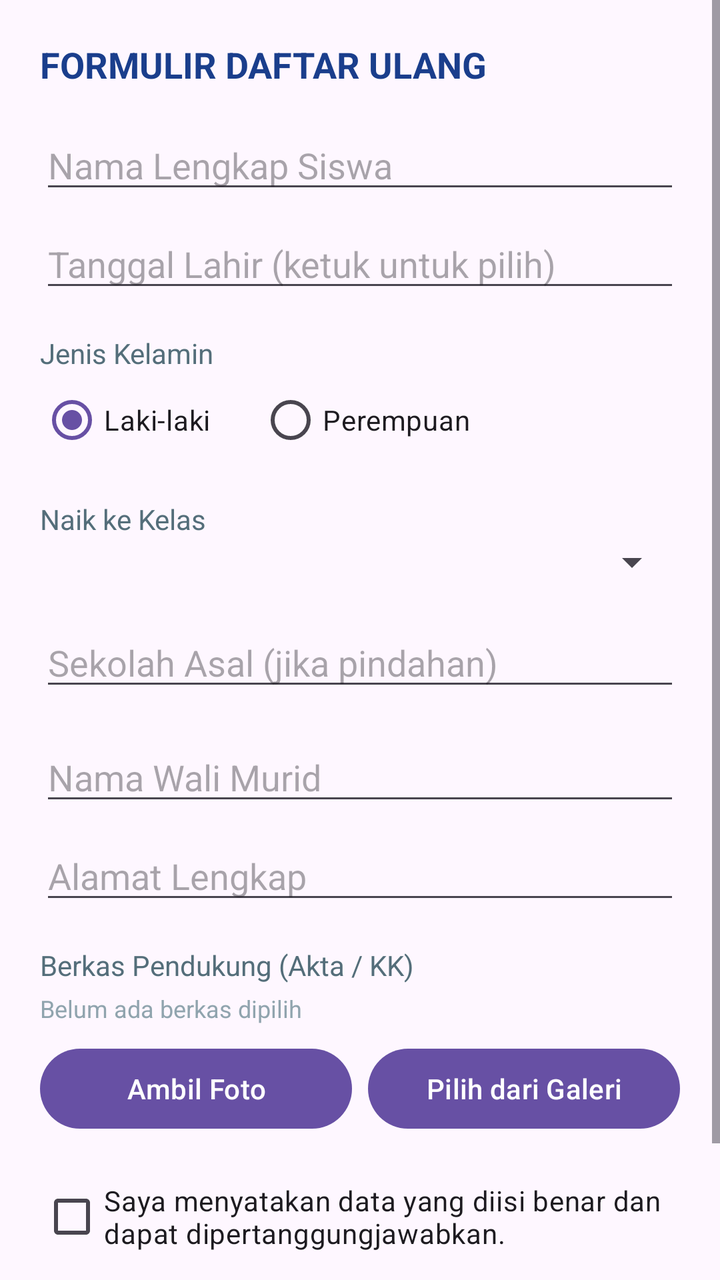
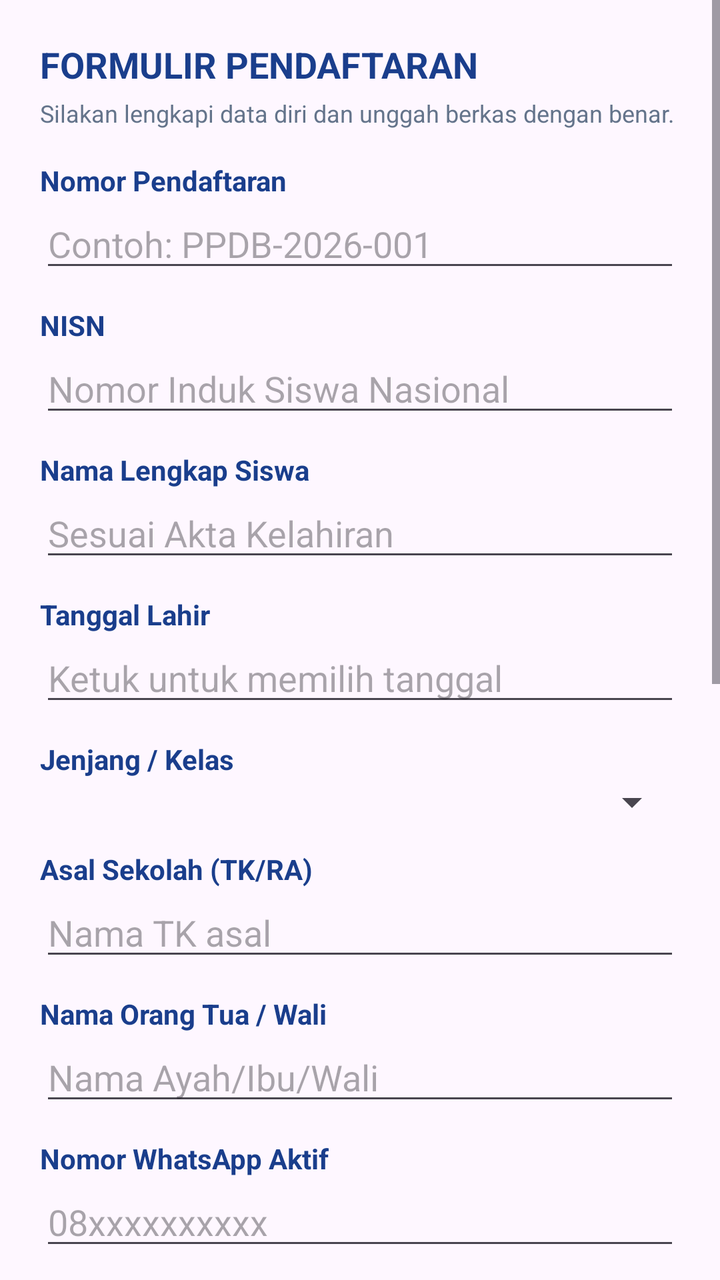

Before-and-after screenshots of an Android layout around one commit, followed by the original layout XML and the change that was made.
<!-- AndroidManifest.xml: application theme Theme.SDNPojok2App -->
<!-- res/layout/fragment_daftar_ulang.xml -->
<?xml version="1.0" encoding="utf-8"?>
<ScrollView xmlns:android="http://schemas.android.com/apk/res/android"
    android:layout_width="match_parent"
    android:layout_height="match_parent"
    android:fillViewport="true">

    <LinearLayout
        android:layout_width="match_parent"
        android:layout_height="wrap_content"
        android:orientation="vertical"
        android:padding="20dp">

        <TextView
            android:layout_width="match_parent"
            android:layout_height="wrap_content"
            android:layout_marginBottom="16dp"
            android:text="FORMULIR DAFTAR ULANG"
            android:textColor="@color/sdn_navy"
            android:textSize="18sp"
            android:textStyle="bold" />

        <EditText
            android:id="@+id/edNamaSiswa"
            android:layout_width="match_parent"
            android:layout_height="wrap_content"
            android:hint="Nama Lengkap Siswa"
            android:importantForAutofill="no"
            android:inputType="textPersonName" />

        
        <EditText
            android:id="@+id/edTanggalLahir"
            android:layout_width="match_parent"
            android:layout_height="wrap_content"
            android:layout_marginTop="8dp"
            android:focusable="false"
            android:hint="Tanggal Lahir (ketuk untuk pilih)"
            android:importantForAutofill="no"
            android:inputType="none" />

        <TextView
            android:layout_width="wrap_content"
            android:layout_height="wrap_content"
            android:layout_marginTop="16dp"
            android:text="Jenis Kelamin"
            android:textColor="#546E7A" />

        <RadioGroup
            android:id="@+id/rgJenisKelamin"
            android:layout_width="match_parent"
            android:layout_height="wrap_content"
            android:orientation="horizontal">

            <RadioButton
                android:id="@+id/rbLaki"
                android:layout_width="wrap_content"
                android:layout_height="wrap_content"
                android:checked="true"
                android:text="Laki-laki" />

            <RadioButton
                android:id="@+id/rbPerempuan"
                android:layout_width="wrap_content"
                android:layout_height="wrap_content"
                android:layout_marginStart="24dp"
                android:text="Perempuan" />
        </RadioGroup>

        <TextView
            android:layout_width="wrap_content"
            android:layout_height="wrap_content"
            android:layout_marginTop="16dp"
            android:text="Naik ke Kelas"
            android:textColor="#546E7A" />

        <Spinner
            android:id="@+id/spinnerKelas"
            android:layout_width="match_parent"
            android:layout_height="wrap_content" />

        
        <AutoCompleteTextView
            android:id="@+id/autoSekolahAsal"
            android:layout_width="match_parent"
            android:layout_height="wrap_content"
            android:layout_marginTop="16dp"
            android:hint="Sekolah Asal (jika pindahan)"
            android:importantForAutofill="no"
            android:inputType="text" />

        <EditText
            android:id="@+id/edNamaWali"
            android:layout_width="match_parent"
            android:layout_height="wrap_content"
            android:layout_marginTop="16dp"
            android:hint="Nama Wali Murid"
            android:importantForAutofill="no"
            android:inputType="textPersonName" />

        <EditText
            android:id="@+id/edAlamat"
            android:layout_width="match_parent"
            android:layout_height="wrap_content"
            android:layout_marginTop="8dp"
            android:hint="Alamat Lengkap"
            android:importantForAutofill="no"
            android:inputType="textMultiLine" />

        <TextView
            android:layout_width="wrap_content"
            android:layout_height="wrap_content"
            android:layout_marginTop="16dp"
            android:text="Berkas Pendukung (Akta / KK)"
            android:textColor="#546E7A" />

        <TextView
            android:id="@+id/tvNamaBerkas"
            android:layout_width="match_parent"
            android:layout_height="wrap_content"
            android:layout_marginTop="4dp"
            android:text="Belum ada berkas dipilih"
            android:textColor="#90A4AE"
            android:textSize="12sp" />

        <LinearLayout
            android:layout_width="match_parent"
            android:layout_height="wrap_content"
            android:layout_marginTop="8dp"
            android:orientation="horizontal">

            <Button
                android:id="@+id/btnKamera"
                android:layout_width="0dp"
                android:layout_height="wrap_content"
                android:layout_weight="1"
                android:text="Ambil Foto" />

            <Button
                android:id="@+id/btnGaleri"
                android:layout_width="0dp"
                android:layout_height="wrap_content"
                android:layout_marginStart="8dp"
                android:layout_weight="1"
                android:text="Pilih dari Galeri" />
        </LinearLayout>

        <CheckBox
            android:id="@+id/cbSetuju"
            android:layout_width="match_parent"
            android:layout_height="wrap_content"
            android:layout_marginTop="16dp"
            android:text="Saya menyatakan data yang diisi benar dan dapat dipertanggungjawabkan." />

        <Button
            android:id="@+id/btnKirim"
            android:layout_width="match_parent"
            android:layout_height="wrap_content"
            android:layout_marginTop="16dp"
            android:backgroundTint="@color/sdn_red"
            android:text="Kirim Formulir Daftar Ulang"
            android:textColor="@color/sdn_white" />

    </LinearLayout>
</ScrollView>
<!-- resources referenced by this layout -->
<resources>
  <color name="sdn_navy">#1A3E8C</color>
  <color name="sdn_red">#DC2626</color>
  <color name="sdn_white">#FFFFFF</color>
  <style name="Theme.SDNPojok2App" parent="Base.Theme.SDNPojok2App" />
  <style name="Base.Theme.SDNPojok2App" parent="Theme.Material3.DayNight.NoActionBar">
          
          
      </style>
</resources>

<!-- the commit's change to res/layout/fragment_daftar_ulang.xml (unified diff, before → after) -->
@@ -13,65 +13,98 @@
         <TextView
             android:layout_width="match_parent"
             android:layout_height="wrap_content"
+            android:text="FORMULIR PENDAFTARAN"
+            android:textColor="@color/sdn_navy"
+            android:textSize="18sp"
+            android:textStyle="bold" />
+
+        <TextView
+            android:layout_width="match_parent"
+            android:layout_height="wrap_content"
+            android:layout_marginTop="4dp"
             android:layout_marginBottom="16dp"
-            android:text="FORMULIR DAFTAR ULANG"
-            android:textColor="@color/sdn_navy"
-            android:textSize="18sp"
+            android:text="Silakan lengkapi data diri dan unggah berkas dengan benar."
+            android:textColor="@color/sdn_gray_text"
+            android:textSize="12sp" />
+
+        
+        <TextView
+            android:layout_width="wrap_content"
+            android:layout_height="wrap_content"
+            android:text="Nomor Pendaftaran"
+            android:textColor="@color/sdn_navy"
+            android:textStyle="bold" />
+
+        <EditText
+            android:id="@+id/edNoPendaftaran"
+            android:layout_width="match_parent"
+            android:layout_height="wrap_content"
+            android:hint="Contoh: PPDB-2026-001"
+            android:importantForAutofill="no"
+            android:inputType="textCapCharacters" />
+
+        
+        <TextView
+            android:layout_width="wrap_content"
+            android:layout_height="wrap_content"
+            android:layout_marginTop="12dp"
+            android:text="NISN"
+            android:textColor="@color/sdn_navy"
+            android:textStyle="bold" />
+
+        <EditText
+            android:id="@+id/edNisn"
+            android:layout_width="match_parent"
+            android:layout_height="wrap_content"
+            android:hint="Nomor Induk Siswa Nasional"
+            android:importantForAutofill="no"
+            android:inputType="number"
+            android:maxLength="10" />
+
+        
+        <TextView
+            android:layout_width="wrap_content"
+            android:layout_height="wrap_content"
+            android:layout_marginTop="12dp"
+            android:text="Nama Lengkap Siswa"
+            android:textColor="@color/sdn_navy"
             android:textStyle="bold" />
 
         <EditText
             android:id="@+id/edNamaSiswa"
             android:layout_width="match_parent"
             android:layout_height="wrap_content"
-            android:hint="Nama Lengkap Siswa"
-            android:importantForAutofill="no"
-            android:inputType="textPersonName" />
-
-        
+            android:hint="Sesuai Akta Kelahiran"
+            android:importantForAutofill="no"
+            android:inputType="textPersonName|textCapWords" />
+
+        
+        <TextView
+            android:layout_width="wrap_content"
+            android:layout_height="wrap_content"
+            android:layout_marginTop="12dp"
+            android:text="Tanggal Lahir"
+            android:textColor="@color/sdn_navy"
+            android:textStyle="bold" />
+
         <EditText
             android:id="@+id/edTanggalLahir"
             android:layout_width="match_parent"
             android:layout_height="wrap_content"
-            android:layout_marginTop="8dp"
+            android:clickable="true"
             android:focusable="false"
-            android:hint="Tanggal Lahir (ketuk untuk pilih)"
+            android:hint="Ketuk untuk memilih tanggal"
             android:importantForAutofill="no"
             android:inputType="none" />
 
-        <TextView
-            android:layout_width="wrap_content"
-            android:layout_height="wrap_content"
-            android:layout_marginTop="16dp"
-            android:text="Jenis Kelamin"
-            android:textColor="#546E7A" />
-
-        <RadioGroup
-            android:id="@+id/rgJenisKelamin"
-            android:layout_width="match_parent"
-            android:layout_height="wrap_content"
-            android:orientation="horizontal">
-
-            <RadioButton
-                android:id="@+id/rbLaki"
-                android:layout_width="wrap_content"
-                android:layout_height="wrap_content"
-                android:checked="true"
-                android:text="Laki-laki" />
-
-            <RadioButton
-                android:id="@+id/rbPerempuan"
-                android:layout_width="wrap_content"
-                android:layout_height="wrap_content"
-                android:layout_marginStart="24dp"
-                android:text="Perempuan" />
-        </RadioGroup>
-
-        <TextView
-            android:layout_width="wrap_content"
-            android:layout_height="wrap_content"
-            android:layout_marginTop="16dp"
-            android:text="Naik ke Kelas"
-            android:textColor="#546E7A" />
+        
+        <TextView
+            android:layout_width="wrap_content"
+            android:layout_height="wrap_content"
+            android:layout_marginTop="12dp"
+            android:text="Jenjang / Kelas"
+            android:textColor="@color/sdn_navy"
+            android:textStyle="bold" />
 
         <Spinner
             android:id="@+id/spinnerKelas"
@@ -79,45 +112,94 @@
             android:layout_height="wrap_content" />
 
         
+        <TextView
+            android:layout_width="wrap_content"
+            android:layout_height="wrap_content"
+            android:layout_marginTop="12dp"
+            android:text="Asal Sekolah (TK/RA)"
+            android:textColor="@color/sdn_navy"
+            android:textStyle="bold" />
+
         <AutoCompleteTextView
-            android:id="@+id/autoSekolahAsal"
-            android:layout_width="match_parent"
-            android:layout_height="wrap_content"
-            android:layout_marginTop="16dp"
-            android:hint="Sekolah Asal (jika pindahan)"
-            android:importantForAutofill="no"
-            android:inputType="text" />
+            android:id="@+id/autoAsalSekolah"
+            android:layout_width="match_parent"
+            android:layout_height="wrap_content"
+            android:hint="Nama TK asal"
+            android:importantForAutofill="no"
+            android:inputType="textCapWords" />
+
+        
+        <TextView
+            android:layout_width="wrap_content"
+            android:layout_height="wrap_content"
+            android:layout_marginTop="12dp"
+            android:text="Nama Orang Tua / Wali"
+            android:textColor="@color/sdn_navy"
+            android:textStyle="bold" />
 
         <EditText
             android:id="@+id/edNamaWali"
             android:layout_width="match_parent"
             android:layout_height="wrap_content"
-            android:layout_marginTop="16dp"
-            android:hint="Nama Wali Murid"
-            android:importantForAutofill="no"
-            android:inputType="textPersonName" />
-
-        <EditText
-            android:id="@+id/edAlamat"
-            android:layout_width="match_parent"
-            android:layout_height="wrap_content"
-            android:layout_marginTop="8dp"
-            android:hint="Alamat Lengkap"
-            android:importantForAutofill="no"
-            android:inputType="textMultiLine" />
-
-        <TextView
-            android:layout_width="wrap_content"
-            android:layout_height="wrap_content"
-            android:layout_marginTop="16dp"
-            android:text="Berkas Pendukung (Akta / KK)"
-            android:textColor="#546E7A" />
-
-        <TextView
-            android:id="@+id/tvNamaBerkas"
-            android:layout_width="match_parent"
-            android:layout_height="wrap_content"
-            android:layout_marginTop="4dp"
+            android:hint="Nama Ayah/Ibu/Wali"
+            android:importantForAutofill="no"
+            android:inputType="textPersonName|textCapWords" />
+
+        
+        <TextView
+            android:layout_width="wrap_content"
+            android:layout_height="wrap_content"
+            android:layout_marginTop="12dp"
+            android:text="Nomor WhatsApp Aktif"
+            android:textColor="@color/sdn_navy"
+            android:textStyle="bold" />
+
+        <EditText
+            android:id="@+id/edNoWa"
+            android:layout_width="match_parent"
+            android:layout_height="wrap_content"
+            android:hint="08xxxxxxxxxx"
+            android:importantForAutofill="no"
+            android:inputType="phone" />
+
+        
+        <View
+            android:layout_width="match_parent"
+            android:layout_height="1dp"
+            android:layout_marginTop="20dp"
+            android:background="#E0E0E0" />
+
+        
+        <TextView
+            android:layout_width="wrap_content"
+            android:layout_height="wrap_content"
+            android:layout_marginTop="16dp"
+            android:text="Unggah Berkas / Dokumen"
+            android:textColor="@color/sdn_navy"
+            android:textSize="16sp"
+            android:textStyle="bold" />
+
+        <TextView
+            android:layout_width="match_parent"
+            android:layout_height="wrap_content"
+            android:layout_marginTop="4dp"
+            android:text="Format file: JPG, PNG, atau PDF (Maksimal 2MB per file)."
+            android:textColor="@color/sdn_gray_text"
+            android:textSize="12sp" />
+
+        
+        <TextView
+            android:layout_width="wrap_content"
+            android:layout_height="wrap_content"
+            android:layout_marginTop="12dp"
+            android:text="Akta Kelahiran"
+            android:textColor="@color/sdn_navy"
+            android:textStyle="bold" />
+
+        <TextView
+            android:id="@+id/tvBerkas1"
+            android:layout_width="match_parent"
+            android:layout_height="wrap_content"
             android:text="Belum ada berkas dipilih"
             android:textColor="#90A4AE"
             android:textSize="12sp" />
@@ -125,24 +207,127 @@
         <LinearLayout
             android:layout_width="match_parent"
             android:layout_height="wrap_content"
+            android:layout_marginTop="4dp"
+            android:orientation="horizontal">
+
+            <Button
+                android:id="@+id/btnKamera1"
+                android:layout_width="0dp"
+                android:layout_height="wrap_content"
+                android:layout_weight="1"
+                android:text="Ambil Foto" />
+
+            <Button
+                android:id="@+id/btnGaleri1"
+                android:layout_width="0dp"
+                android:layout_height="wrap_content"
+                android:layout_marginStart="8dp"
+                android:layout_weight="1"
+                android:text="Pilih File" />
+        </LinearLayout>
+
+        
+        <TextView
+            android:layout_width="wrap_content"
+            android:layout_height="wrap_content"
+            android:layout_marginTop="12dp"
+            android:text="Kartu Keluarga"
+            android:textColor="@color/sdn_navy"
+            android:textStyle="bold" />
+
+        <TextView
+            android:id="@+id/tvBerkas2"
+            android:layout_width="match_parent"
+            android:layout_height="wrap_content"
+            android:text="Belum ada berkas dipilih"
+            android:textColor="#90A4AE"
+            android:textSize="12sp" />
+
+        <LinearLayout
+            android:layout_width="match_parent"
+            android:layout_height="wrap_content"
+            android:layout_marginTop="4dp"
+            android:orientation="horizontal">
+
+            <Button
+                android:id="@+id/btnKamera2"
+                android:layout_width="0dp"
+                android:layout_height="wrap_content"
+                android:layout_weight="1"
+                android:text="Ambil Foto" />
+
+            <Button
+                android:id="@+id/btnGaleri2"
+                android:layout_width="0dp"
+                android:layout_height="wrap_content"
+                android:layout_marginStart="8dp"
+                android:layout_weight="1"
+                android:text="Pilih File" />
+        </LinearLayout>
+
+        
+        <View
+            android:layout_width="match_parent"
+            android:layout_height="1dp"
+            android:layout_marginTop="20dp"
+            android:background="#E0E0E0" />
+
+        
+        <TextView
+            android:layout_width="wrap_content"
+            android:layout_height="wrap_content"
+            android:layout_marginTop="16dp"
+            android:text="Jadwal Verifikasi Berkas"
+            android:textColor="@color/sdn_navy"
+            android:textSize="16sp"
+            android:textStyle="bold" />
+
+        <TextView
+            android:layout_width="match_parent"
+            android:layout_height="wrap_content"
+            android:layout_marginTop="4dp"
+            android:text="Pilih tanggal dan jam kedatangan ke sekolah untuk membawa berkas asli."
+            android:textColor="@color/sdn_gray_text"
+            android:textSize="12sp" />
+
+        <LinearLayout
+            android:layout_width="match_parent"
+            android:layout_height="wrap_content"
             android:layout_marginTop="8dp"
             android:orientation="horizontal">
 
-            <Button
-                android:id="@+id/btnKamera"
-                android:layout_width="0dp"
-                android:layout_height="wrap_content"
-                android:layout_weight="1"
-                android:text="Ambil Foto" />
-
-            <Button
-                android:id="@+id/btnGaleri"
+            <EditText
+                android:id="@+id/edTanggalVerifikasi"
+                android:layout_width="0dp"
+                android:layout_height="wrap_content"
+                android:layout_weight="1"
+                android:clickable="true"
+                android:focusable="false"
+                android:hint="Tanggal"
+                android:importantForAutofill="no"
+                android:inputType="none" />
+
+            <EditText
+                android:id="@+id/edJamVerifikasi"
                 android:layout_width="0dp"
                 android:layout_height="wrap_content"
                 android:layout_marginStart="8dp"
                 android:layout_weight="1"
-                android:text="Pilih dari Galeri" />
+                android:clickable="true"
+                android:focusable="false"
+                android:hint="Jam"
+                android:importantForAutofill="no"
+                android:inputType="none" />
         </LinearLayout>
+
+        
+        <ProgressBar
+            android:id="@+id/progressUpload"
+            style="?android:attr/progressBarStyleHorizontal"
+            android:layout_width="match_parent"
+            android:layout_height="wrap_content"
+            android:layout_marginTop="16dp"
+            android:visibility="gone" />
 
         <CheckBox
             android:id="@+id/cbSetuju"
@@ -157,7 +342,7 @@
             android:layout_height="wrap_content"
             android:layout_marginTop="16dp"
             android:backgroundTint="@color/sdn_red"
-            android:text="Kirim Formulir Daftar Ulang"
+            android:text="Kirim Formulir Pendaftaran"
             android:textColor="@color/sdn_white" />
 
     </LinearLayout>
<!-- resource entries referenced after the edit -->
@@ -1,5 +1,6 @@
 <!-- resources referenced by this layout -->
 <resources>
+  <color name="sdn_gray_text">#64748B</color>
   <color name="sdn_navy">#1A3E8C</color>
   <color name="sdn_red">#DC2626</color>
   <color name="sdn_white">#FFFFFF</color>
